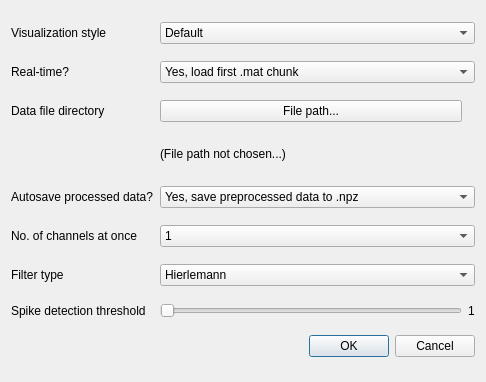
Above: dc1DataVis/app/src/gui/startup.ui from hnguyen25/retina-chip-gui before the change. Below: the same form after it.
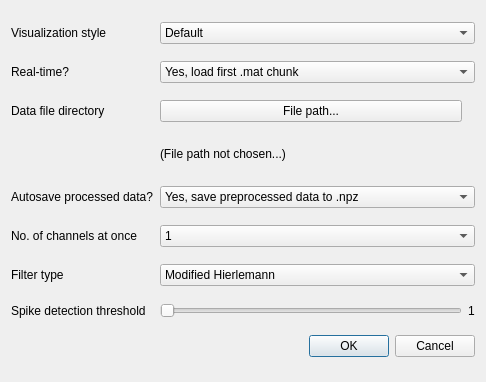
That is the form after the change.

```diff
--- a/dc1DataVis/app/src/gui/startup.ui
+++ b/dc1DataVis/app/src/gui/startup.ui
@@ -201,7 +201,7 @@
     <widget class="QComboBox" name="chooseFilter">
      <item>
       <property name="text">
-       <string>Hierlemann</string>
+       <string>Modified Hierlemann</string>
       </property>
      </item>
      <item>
```
Left out of the diff: 2 changed lines with no effect on the pictures.
